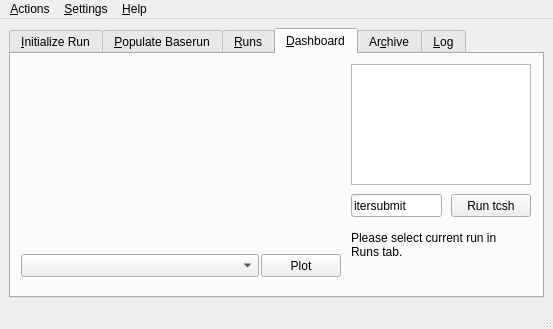
The window that src/gui/solps.ui (LeCAD-PEG/SOLPS-GUI) describes before a commit, drawn with Qt 5.
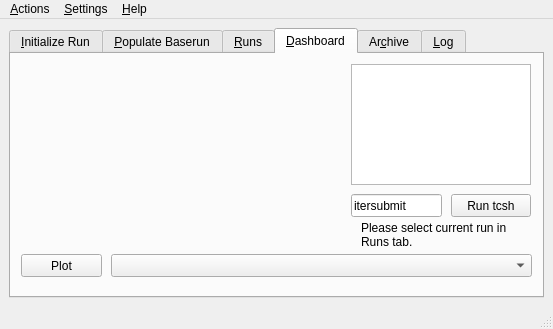
The same window after the commit. Custom widgets are drawn as their Qt base class.

Commit message: Prolog plot combo

What changed in the file:
```diff
--- a/src/gui/solps.ui
+++ b/src/gui/solps.ui
@@ -411,9 +411,9 @@
        <widget class="QPushButton" name="pushButton_9">
         <property name="geometry">
          <rect>
-          <x>250</x>
+          <x>10</x>
           <y>200</y>
-          <width>80</width>
+          <width>81</width>
           <height>23</height>
          </rect>
         </property>
@@ -468,8 +468,8 @@
        <widget class="QLabel" name="label_7">
         <property name="geometry">
          <rect>
-          <x>340</x>
-          <y>170</y>
+          <x>350</x>
+          <y>160</y>
           <width>161</width>
           <height>41</height>
          </rect>
@@ -500,9 +500,9 @@
        <widget class="SolpsPlots" name="solpsplots">
         <property name="geometry">
          <rect>
-          <x>10</x>
+          <x>100</x>
           <y>200</y>
-          <width>238</width>
+          <width>421</width>
           <height>23</height>
          </rect>
         </property>
```
